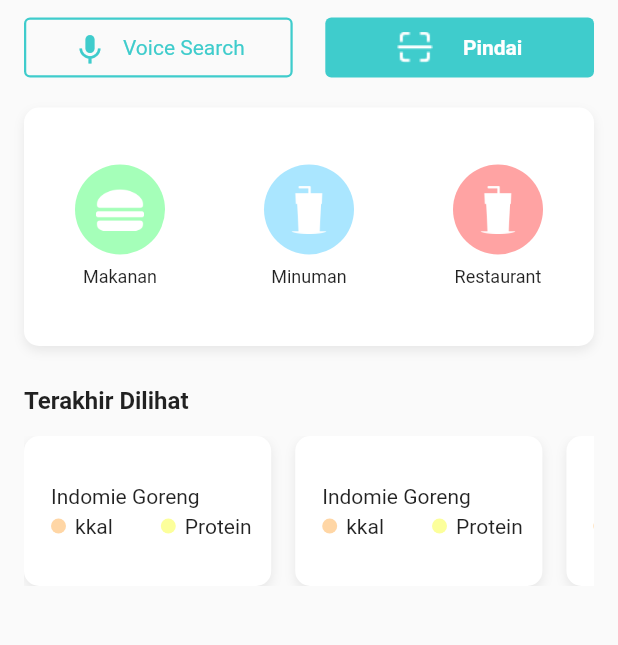
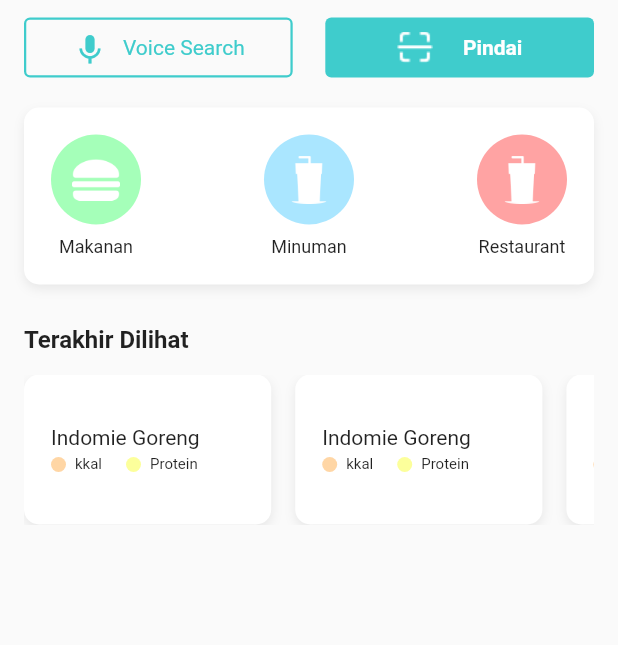
Before and after one commit to AfKurniawan/klikdna-v1, a Flutter app: the NewFoodMeterPage screen opened by its route, on a phone screen of 412 x 824 dp, the part 209-854 px from its top. Run offline on Flutter 3.47's test engine with Material 2 defaults, Android fonts, the phone set to English and light mode, and no system bars; our stand-ins replace basic_utils, cached_network_image, carousel_slider, datetime_picker_formfield, fl_chart, flutter_native_image and 12 more; missing offline and left inert: achievement_view, autocomplete_textfield, ext_storage, health, wc_flutter_share; accounts and stored records are empty; network calls fail.

Commit message:
ui foodmeter

```diff
--- a/lib/src/foodmeter/pages/new_foodmeter_page.dart
+++ b/lib/src/foodmeter/pages/new_foodmeter_page.dart
@@ -75,8 +75,6 @@
               ),
               SizedBox(height: 20),
               CustomShadowCardWidget(
-                child: Padding(
-                  padding: const EdgeInsets.only(left: 16, right: 16, top: 20, bottom: 21),
                 child: Row(
                   mainAxisAlignment: MainAxisAlignment.spaceBetween,
                   children: [
@@ -158,7 +156,6 @@
                   ],
                 ),
               ),
-              ),
               SizedBox(height: 27),
               Text("Terakhir Dilihat",
                 style: TextStyle(
@@ -183,6 +180,9 @@
                         children: [
                           Text("Indomie Goreng"),
                           SizedBox(height: 4),
+                          Column(
+                            mainAxisAlignment: MainAxisAlignment.start,
+                            children: [
                               Row(
                                 children: [
                                   Container(
@@ -194,8 +194,11 @@
                                     ),
                                   ),
                                   SizedBox(width: 6),
-                              Text("kkal"),
-                              SizedBox(width: 32),
+                                  Text("kkal",
+                                  style: TextStyle(
+                                    fontSize: 10,
+                                  )),
+                                  SizedBox(width: 16),
                                   Container(
                                     height: 10,
                                     width: 10,
@@ -205,7 +208,13 @@
                                     ),
                                   ),
                                   SizedBox(width: 6),
-                              Text("Protein")
+                                  Text("Protein",
+                                      style: TextStyle(
+                                        fontSize: 10,
+                                      ))
+                                ],
+                              ),
+
                             ],
                           )
                         ],
```
Lines whose indentation alone changed are shown as unchanged.
